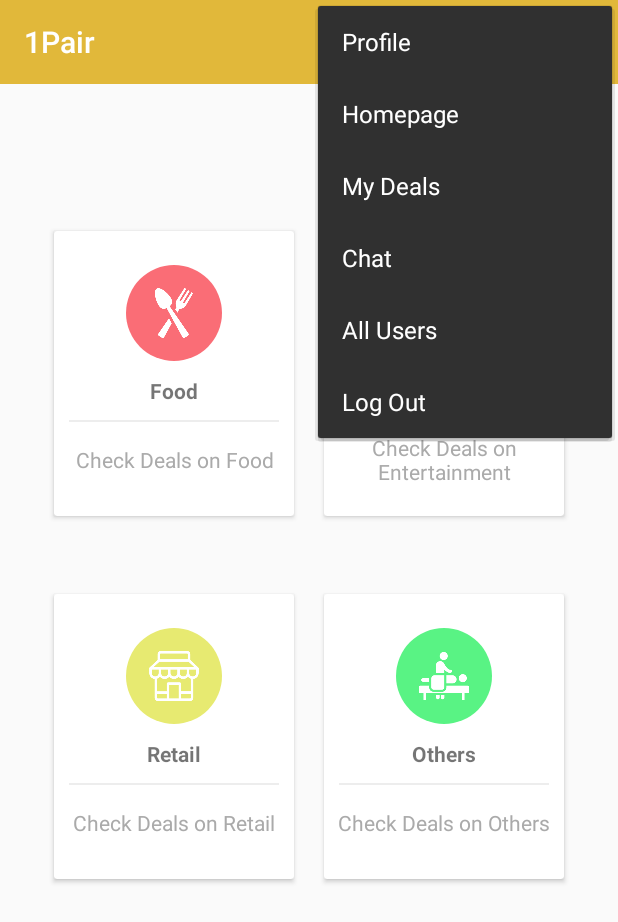
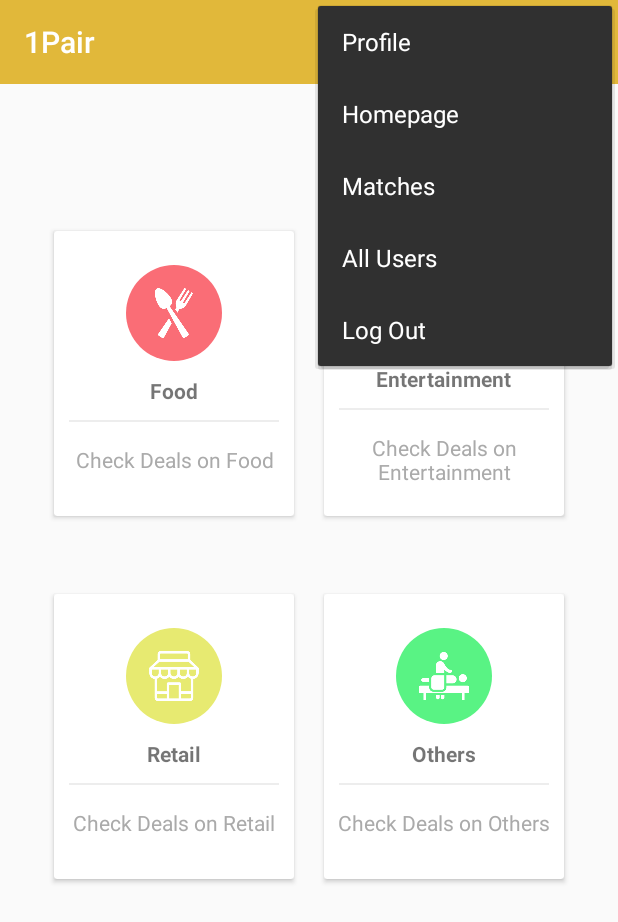
Before and after one commit to royc0003/onepairv2, an Android app: the screen it shows after launch once a user with an empty profile is signed in (MainActivity), with the options menu open, on a phone screen of 412 x 824 dp. Shown: the top 922 px of the screen. Run offline under Robolectric (Android 15) with nearby library versions, the light colour scheme and no system bars; our stand-ins replace Firebase (no records; nobody signed in at launch, a user with empty details on screens opened directly); 1 statement that could not run was skipped.

Commit message:
Edited menu button and options

```diff
--- a/onepairv2/app/src/main/java/com/iff/onepairv2/EntertainmentDealsPage.java
+++ b/onepairv2/app/src/main/java/com/iff/onepairv2/EntertainmentDealsPage.java
@@ -134,9 +134,7 @@ public class EntertainmentDealsPage extends AppCompatActivity {
             Intent startIntent = new Intent(EntertainmentDealsPage.this, MainActivity.class);
             startActivity(startIntent);
         }
-        else if(item.getItemId() == R.id.main_my_deals){
-            //not yet
-        }
+
         else if(item.getItemId() == R.id.main_chat){
             //not yet
             Intent startIntent = new Intent(EntertainmentDealsPage.this, MatchedPersons.class);
--- a/onepairv2/app/src/main/java/com/iff/onepairv2/FoodDealsPage.java
+++ b/onepairv2/app/src/main/java/com/iff/onepairv2/FoodDealsPage.java
@@ -132,9 +132,6 @@ public class FoodDealsPage extends AppCompatActivity {
             Intent startIntent = new Intent(FoodDealsPage.this, MainActivity.class);
             startActivity(startIntent);
         }
-        else if(item.getItemId() == R.id.main_my_deals){
-            //not yet
-        }
         else if(item.getItemId() == R.id.main_chat){
             //not yet
             Intent startIntent = new Intent(FoodDealsPage.this, MatchedPersons.class);
--- a/onepairv2/app/src/main/java/com/iff/onepairv2/MainActivity.java
+++ b/onepairv2/app/src/main/java/com/iff/onepairv2/MainActivity.java
@@ -172,9 +172,6 @@ public class MainActivity extends AppCompatActivity implements View.OnClickListe
         else if(item.getItemId() == R.id.main_homepage){
             Toast.makeText(MainActivity.this, "You're at the Homepage", Toast.LENGTH_SHORT).show();
         }
-        else if(item.getItemId() == R.id.main_my_deals){
-            //not yet
-        }
         else if(item.getItemId() == R.id.main_chat){
             //not yet
             Intent startIntent = new Intent(MainActivity.this, MatchedPersons.class);
--- a/onepairv2/app/src/main/java/com/iff/onepairv2/OthersDealsPage.java
+++ b/onepairv2/app/src/main/java/com/iff/onepairv2/OthersDealsPage.java
@@ -133,9 +133,6 @@ public class OthersDealsPage extends AppCompatActivity {
             Intent startIntent = new Intent(OthersDealsPage.this, MainActivity.class);
             startActivity(startIntent);
         }
-        else if(item.getItemId() == R.id.main_my_deals){
-            //not yet
-        }
         else if(item.getItemId() == R.id.main_chat){
             //not yet
             Intent startIntent = new Intent(OthersDealsPage.this, MatchedPersons.class);
--- a/onepairv2/app/src/main/java/com/iff/onepairv2/ProfileActivity.java
+++ b/onepairv2/app/src/main/java/com/iff/onepairv2/ProfileActivity.java
@@ -184,11 +184,10 @@ public class ProfileActivity extends AppCompatActivity {
             Intent startIntent = new Intent(ProfileActivity.this, MainActivity.class);
             startActivity(startIntent);
         }
-        else if(item.getItemId() == R.id.main_my_deals){
-            //not yet
-        }
         else if(item.getItemId() == R.id.main_chat){
             //not yet
+            Intent startIntent = new Intent(ProfileActivity.this, MatchedPersons.class);
+            startActivity(startIntent);
         }
         else if(item.getItemId() == R.id.main_all_users){
             Intent startIntent = new Intent(ProfileActivity.this, AllUsers.class);
--- a/onepairv2/app/src/main/java/com/iff/onepairv2/RetailDealsPage.java
+++ b/onepairv2/app/src/main/java/com/iff/onepairv2/RetailDealsPage.java
@@ -134,9 +134,6 @@ public class RetailDealsPage extends AppCompatActivity {
             Intent startIntent = new Intent(RetailDealsPage.this, MainActivity.class);
             startActivity(startIntent);
         }
-        else if(item.getItemId() == R.id.main_my_deals){
-            //not yet
-        }
         else if(item.getItemId() == R.id.main_chat){
             //not yet
             Intent startIntent = new Intent(RetailDealsPage.this, MatchedPersons.class);
--- a/onepairv2/app/src/main/res/menu/dealspagemenu.xml
+++ b/onepairv2/app/src/main/res/menu/dealspagemenu.xml
@@ -10,11 +10,8 @@
         android:title="Homepage" />
 
     <item
-        android:id="@+id/main_my_deals"
-        android:title="My Deals" />
-    <item
         android:id="@+id/main_chat"
-        android:title="Chat" />
+        android:title="Matches" />
 
     <item
         android:id="@+id/main_all_users"
--- a/onepairv2/app/src/main/res/menu/main_menu.xml
+++ b/onepairv2/app/src/main/res/menu/main_menu.xml
@@ -9,11 +9,8 @@
         android:id="@+id/main_homepage"
         android:title="Homepage" />
     <item
-        android:id="@+id/main_my_deals"
-        android:title="My Deals" />
-    <item
         android:id="@+id/main_chat"
-        android:title="Chat" />
+        android:title="Matches" />
     <item
         android:id="@+id/main_all_users"
         android:title="All Users" />
```
